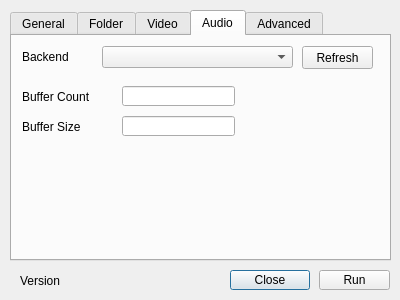
m8nscape/lunaticvibes, file src/setup/setupdialog.ui: the form before one commit.
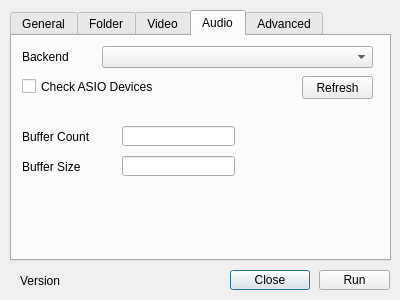
The form after the commit. The open tabs and pages were chosen to show the change.

```diff
--- a/src/setup/setupdialog.ui
+++ b/src/setup/setupdialog.ui
@@ -398,7 +398,7 @@
       <rect>
        <x>90</x>
        <y>10</y>
-       <width>191</width>
+       <width>271</width>
        <height>22</height>
       </rect>
      </property>
@@ -407,7 +407,7 @@
      <property name="geometry">
       <rect>
        <x>10</x>
-       <y>50</y>
+       <y>90</y>
        <width>91</width>
        <height>21</height>
       </rect>
@@ -420,7 +420,7 @@
      <property name="geometry">
       <rect>
        <x>110</x>
-       <y>50</y>
+       <y>90</y>
        <width>113</width>
        <height>20</height>
       </rect>
@@ -433,7 +433,7 @@
      <property name="geometry">
       <rect>
        <x>10</x>
-       <y>80</y>
+       <y>120</y>
        <width>91</width>
        <height>21</height>
       </rect>
@@ -446,7 +446,7 @@
      <property name="geometry">
       <rect>
        <x>110</x>
-       <y>80</y>
+       <y>120</y>
        <width>113</width>
        <height>20</height>
       </rect>
@@ -459,7 +459,7 @@
      <property name="geometry">
       <rect>
        <x>290</x>
-       <y>10</y>
+       <y>40</y>
        <width>71</width>
        <height>23</height>
       </rect>
@@ -468,6 +468,19 @@
       <string>Refresh</string>
      </property>
     </widget>
+    <widget class="QCheckBox" name="asio">
+     <property name="geometry">
+      <rect>
+       <x>10</x>
+       <y>40</y>
+       <width>271</width>
+       <height>21</height>
+      </rect>
+     </property>
+     <property name="text">
+      <string>Check ASIO Devices</string>
+     </property>
+    </widget>
    </widget>
    <widget class="QWidget" name="tab_advanced">
     <attribute name="title">
```
Left out of the diff: 2 changed lines with no effect on the pictures.
